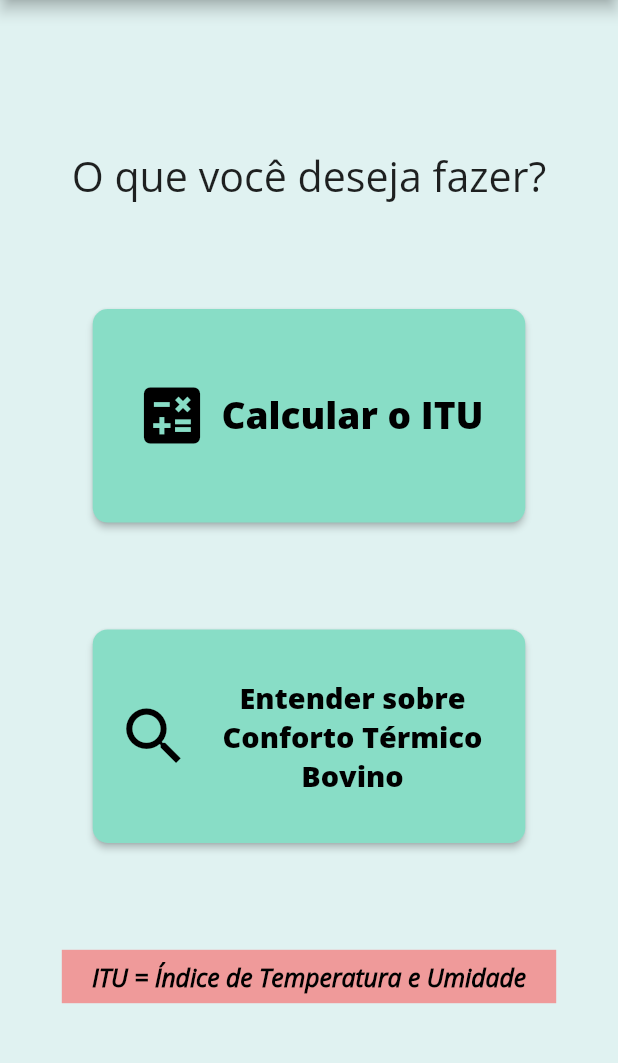
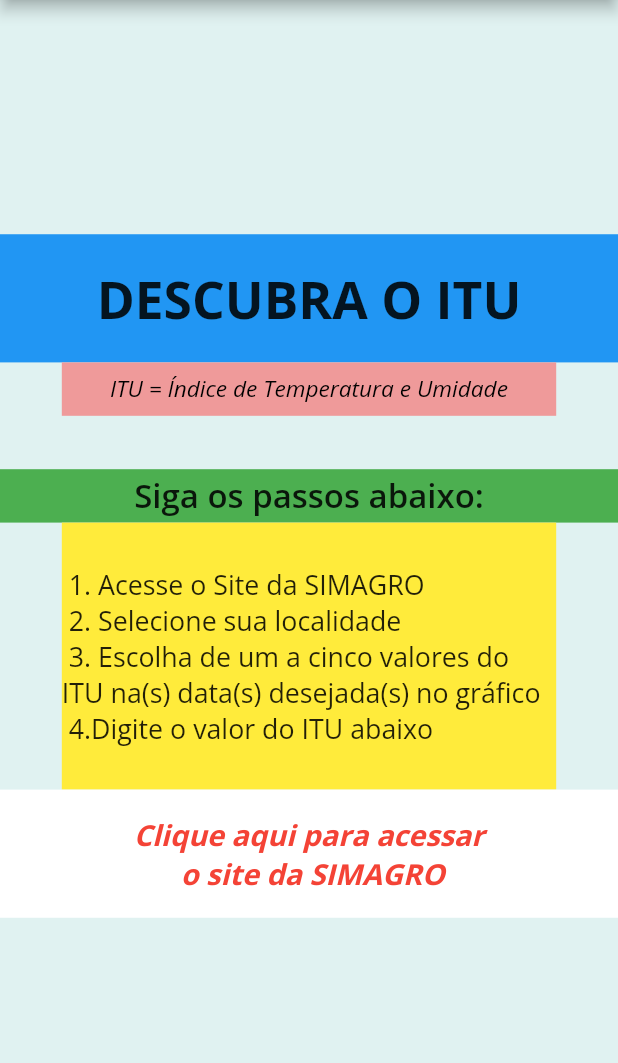
Before and after one commit to GabrielaMP00/app-bovconfort, a Flutter app: the Browse screen opened directly, after a tap on "Calcular o ITU", on a phone screen of 412 x 824 dp, the part 84-1147 px from its top. Run offline on Flutter 3.47's test engine with Material 2 defaults, Android fonts, the phone set to English and light mode, and no system bars; our stand-ins replace auto_size_text, google_fonts, sizer.

Commit message:
tela de calculo itu

```diff
--- a/lib/browse.dart
+++ b/lib/browse.dart
@@ -1,6 +1,8 @@
+import 'package:appbovconfort/itu_rs.dart';
 import 'package:flutter/material.dart';
 import 'package:appbovconfort/dados.dart';
 import 'package:sizer/sizer.dart';
+import 'package:appbovconfort/itu_rs.dart';
 
 class Browse extends StatefulWidget {
   const Browse({super.key});
@@ -52,18 +54,6 @@
                       margin: EdgeInsets.only(bottom: screenHeight * .1),
                       child: ElevatedButton.icon(
                         style: raisedButtonStyle,
-                        onPressed: () {},
-                        icon: Icon(Icons.calculate, size: 50,),
-                        label: Text('Calcular o ITU',
-                            style: TextStyle(
-                                fontSize: 18.sp, fontWeight: FontWeight.w800)),
-                      )),
-                  Container(
-                      width: size.width * .7,
-                      height: screenHeight * .2,
-                      margin: EdgeInsets.only(bottom: screenHeight * .1),
-                      child: ElevatedButton.icon(
-                        style: raisedButtonStyle,
                         onPressed: () {
                           Navigator.push(
                               context,
@@ -78,6 +68,24 @@
                               fontWeight: FontWeight.w800,
                             )),
                       )),
+                  Container(
+                      width: size.width * .7,
+                      height: screenHeight * .2,
+                      margin: EdgeInsets.only(bottom: screenHeight * .1),
+                      child: ElevatedButton.icon(
+                        style: raisedButtonStyle,
+                        onPressed: () {
+                           Navigator.push(
+                              context,
+                              MaterialPageRoute(
+                                  builder: (context) => const ITU_RS()));
+                        },
+                        icon: Icon(Icons.calculate, size: 50,),
+                        label: Text('Calcular o ITU',
+                            style: TextStyle(
+                                fontSize: 18.sp, fontWeight: FontWeight.w800)),
+                      )),
+
                   Container(
                     width: size.width * .8,
                     height: screenHeight * .05,
--- a/lib/dados.dart
+++ b/lib/dados.dart
@@ -53,20 +53,6 @@
                       margin: EdgeInsets.only(bottom: screenHeight*.12),
                       child: ElevatedButton.icon(
                         style: raisedButtonStyle,
-                        onPressed: () {},
-                        icon: Icon(Icons.my_library_books, size: 50,),
-                        label: Text('Leituras Complementares',textAlign: TextAlign.center,
-                        style: TextStyle(fontSize: 15.sp, fontWeight: FontWeight.w600),
-                      ))
-
-                  ),
-                  Container(
-
-                      width: size.width *.7,
-                      height: screenHeight * .15,
-                      margin: EdgeInsets.only(bottom: screenHeight*.12),
-                      child: ElevatedButton.icon(
-                        style: raisedButtonStyle,
                         onPressed: () => {const Dados()},
                         icon: Icon(Icons.table_chart, size: 50,),
                         label: Text('Tabela de\n Valores e Faixas', textAlign: TextAlign.center,
@@ -88,6 +74,20 @@
                       )
 
                   ),
+                  Container(
+
+                      width: size.width *.7,
+                      height: screenHeight * .15,
+                      margin: EdgeInsets.only(bottom: screenHeight*.12),
+                      child: ElevatedButton.icon(
+                        style: raisedButtonStyle,
+                        onPressed: () {},
+                        icon: Icon(Icons.my_library_books, size: 50,),
+                        label: Text('Leituras Complementares',textAlign: TextAlign.center,
+                        style: TextStyle(fontSize: 15.sp, fontWeight: FontWeight.w600),
+                      ))
+
+                  ),
 
 
                 ])));
--- /dev/null
+++ b/lib/itu_rs.dart
@@ -0,0 +1,100 @@
+import 'package:flutter/material.dart';
+import 'package:sizer/sizer.dart';
+import 'package:appbovconfort/browse.dart';
+
+class ITU_RS extends StatefulWidget {
+  const ITU_RS({super.key});
+
+  @override
+  _HomeState createState() => _HomeState();
+}
+
+class _HomeState extends State<ITU_RS> {
+  @override
+  Widget build(BuildContext context) {
+    var appBar = AppBar(
+      backgroundColor: Color.fromRGBO(57, 130, 111,1),
+      title: Image.asset("assets/appbar_logo.png"),
+      centerTitle: true,
+    );
+    var size = MediaQuery.of(context).size;
+    var screenHeight =
+        (size.height - kToolbarHeight - kBottomNavigationBarHeight) -
+            MediaQuery.of(context).padding.top;
+    final ButtonStyle raisedButtonStyle = ElevatedButton.styleFrom(
+      foregroundColor: Colors.black,
+      backgroundColor: Color.fromRGBO(136, 221, 198, 1),
+      minimumSize: Size(88, 36),
+      padding: EdgeInsets.symmetric(horizontal: 16),
+      shape: const RoundedRectangleBorder(
+        borderRadius: BorderRadius.all(Radius.circular(10)),
+      ),
+    );
+    return Scaffold(
+        backgroundColor: Colors.teal[50],
+        appBar: appBar,
+        body: SizedBox(
+            height: size.height,
+            width: size.width,
+            child: Column(
+                mainAxisAlignment: MainAxisAlignment.center,
+                crossAxisAlignment: CrossAxisAlignment.center,
+                children: <Widget>[
+                  Container(
+                    color: Colors.blue,
+                    height: screenHeight * .12,
+                    //margin: EdgeInsets.only(bottom: screenHeight * .03),
+                    child: Center(
+                      child:Text("DESCUBRA O ITU",
+                        style: TextStyle(fontSize: 25.sp, fontFamily: "OpenSans", fontWeight: FontWeight.w700)),
+                  )),
+
+                  Container(
+                    width: size.width * .8,
+                    height: screenHeight * .05,
+                    color: Colors.red[200],
+                    margin: EdgeInsets.only(bottom: screenHeight * .05),
+                    alignment: Alignment.center,
+                    child: Text(
+                      'ITU = Índice de Temperatura e Umidade',
+                      textAlign: TextAlign.center,
+                      style: TextStyle(
+                        fontSize: 11.sp,
+                        fontStyle: FontStyle.italic,
+                        fontFamily: "OpenSans",
+                        fontWeight: FontWeight.w400,
+                        color: Colors.black,
+                      ),
+                    ),
+                  ),
+                  Container(
+                    color: Colors.green,
+                    height: screenHeight * .05,
+                    //margin: EdgeInsets.only(bottom: screenHeight * .03),
+                    child: Center(
+                      child:Text("Siga os passos abaixo:",
+                        style: TextStyle(fontSize: 16.sp, fontFamily: "OpenSans", fontWeight: FontWeight.w600)),
+                  )),
+                  Container(
+                    color: Colors.yellow,
+                    height: screenHeight * .25,
+                    width: size.width * .8,
+                    //margin: EdgeInsets.only(bottom: screenHeight * .03),
+                    child: Center(
+                      child:Text(" 1. Acesse o Site da SIMAGRO \n 2. Selecione sua localidade \n 3. Escolha de um a cinco valores do ITU na(s) data(s) desejada(s) no gráfico \n 4.Digite o valor do ITU abaixo",
+                        style: TextStyle(fontSize: 13.sp, fontFamily: "OpenSans", fontWeight: FontWeight.w400)),
+                  )),
+                  Container(
+                    color: Colors.white,
+                    height: screenHeight * .12,
+                    //margin: EdgeInsets.only(bottom: screenHeight * .03),
+                    child: Center(
+                      child:TextButton(
+                        onPressed: () {  },
+                        child: Text("Clique aqui para acessar \n o site da SIMAGRO",
+                        textAlign: TextAlign.center,
+                        style: TextStyle(fontStyle: FontStyle.italic,fontSize: 14.sp, fontFamily: "OpenSans", fontWeight: FontWeight.w700, color: Colors.red),)),
+                    ))
+                ])));
+  }
+}
--- a/pubspec.yaml
+++ b/pubspec.yaml
@@ -75,4 +75,8 @@
           style: italic
         - asset: fonts/OpenSans-ExtraBold.ttf
           weight: 800
+        - asset: fonts/OpenSans-Bold.ttf
+          weight: 700
+        - asset: fonts/OpenSans-SemiBold.ttf
+          weight: 600
   uses-material-design: true
```
